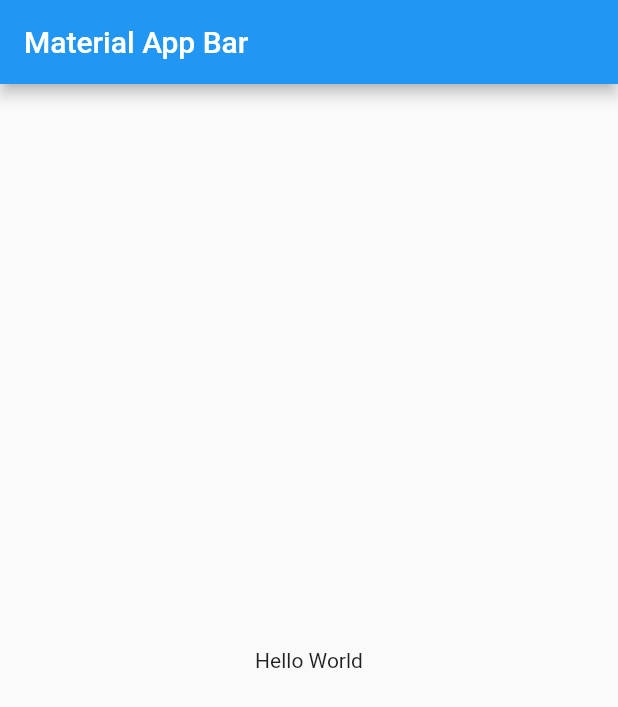
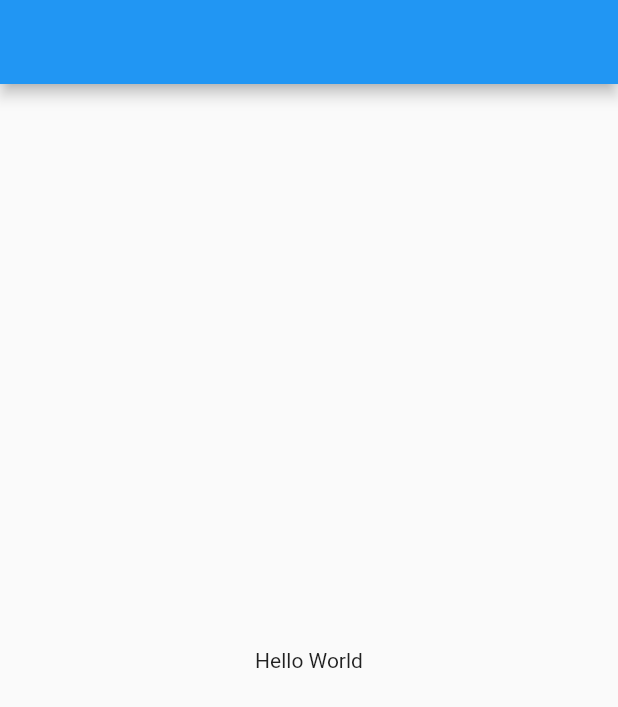
Before and after one commit to JPRR44/Tarea3_Moviles, a Flutter app: the screen it shows after launch, on a phone screen of 412 x 824 dp. Shown: the top 707 px of the screen. Run offline on Flutter 3.47's test engine with Material 2 defaults, Android fonts, the phone set to English and light mode, and no system bars; our stand-ins replace bloc.

Commit message:
Added block

```diff
--- /dev/null
+++ b/lib/bloc/tarea3_event.dart
@@ -0,0 +1,4 @@
+part of 'tarea3_bloc.dart';
+
+@immutable
+abstract class Tarea3Event {}
--- /dev/null
+++ b/lib/bloc/tarea3_state.dart
@@ -0,0 +1,6 @@
+part of 'tarea3_bloc.dart';
+
+@immutable
+abstract class Tarea3State {}
+
+class Tarea3Initial extends Tarea3State {}
--- a/lib/main.dart
+++ b/lib/main.dart
@@ -6,10 +6,10 @@ class MyApp extends StatelessWidget {
   @override
   Widget build(BuildContext context) {
     return MaterialApp(
-      title: 'Material App',
+      title: 'Guess the Word ',
       home: Scaffold(
         appBar: AppBar(
-          title: Text('Material App Bar'),
+          title: Text(''),
         ),
         body: Center(
           child: Container(
--- a/pubspec.yaml
+++ b/pubspec.yaml
@@ -23,6 +23,8 @@ environment:
 dependencies:
   flutter:
     sdk: flutter
+  flutter_bloc: ^6.1.2
+  equatable: ^1.2.6
 
 
   # The following adds the Cupertino Icons font to your application.
```
Also changed, not shown: lib/bloc/tarea3_bloc.dart (added, +18 -0 lines), pubspec.lock.
